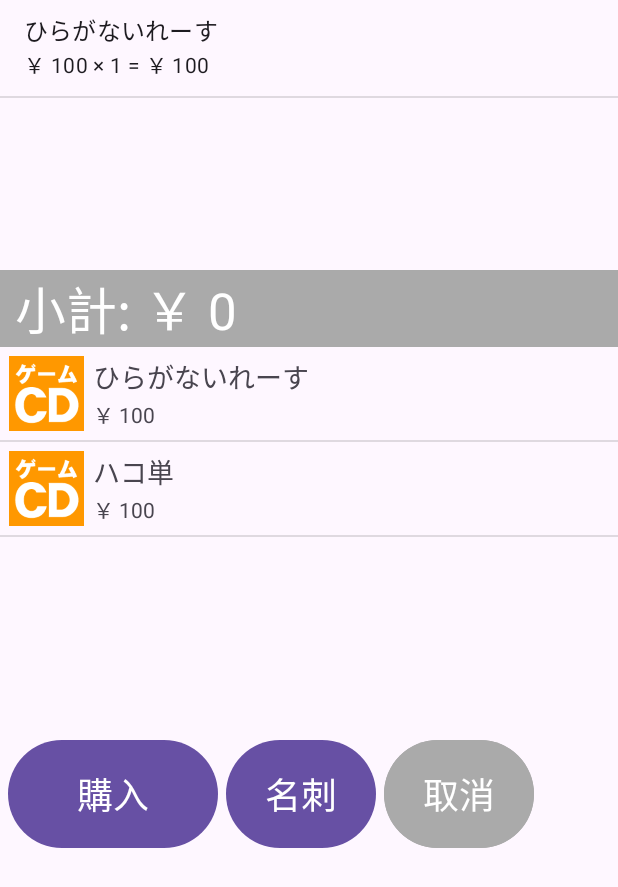
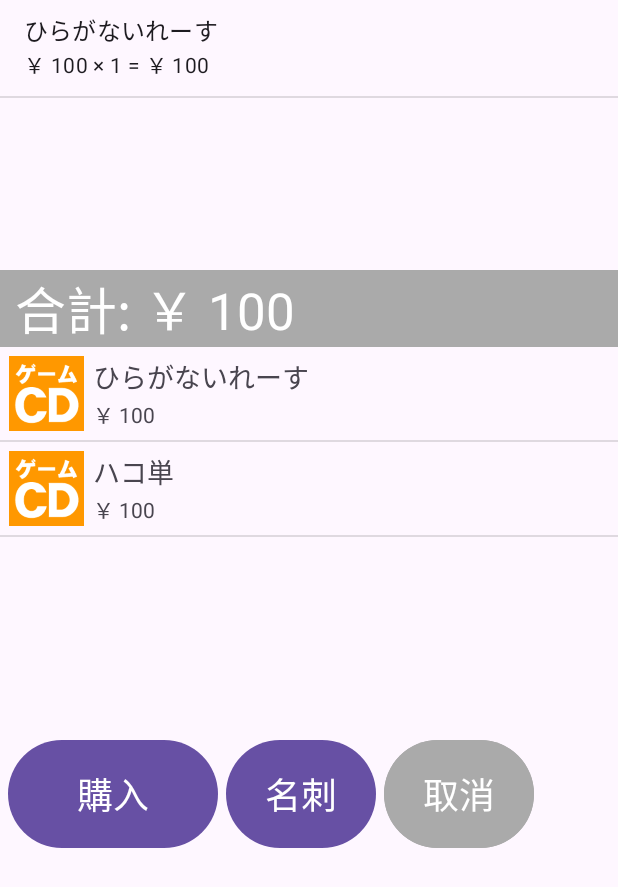
Before and after one commit to arkwnet/c102, an Android app: the screen it shows after launch (MainActivity), after a tap on "ひらがないれーす", on a phone screen of 412 x 824 dp. Shown: the top 887 px of the screen. Run offline under Robolectric (Android 15) with nearby library versions, the phone set to English and light mode, and no system bars.

Commit message:
ALPS-FE: Update total price in touch event

```diff
--- a/ALPS-FE/app/src/main/java/jp/arkw/alps/fe/MainActivity.java
+++ b/ALPS-FE/app/src/main/java/jp/arkw/alps/fe/MainActivity.java
@@ -14,8 +14,10 @@ import java.util.HashMap;
 import java.util.Map;
 
 public class MainActivity extends AppCompatActivity {
-    private ArrayList<Item> items = new ArrayList<Item>();
+    private ArrayList<Item> items = new ArrayList<>();
     private ArrayList<Map<String, String>> listSelect = new ArrayList<>();
+    private SimpleAdapter simpleAdapter;
+    private TextView textView;
     private int total = 0;
 
     @Override
@@ -23,19 +25,18 @@ public class MainActivity extends AppCompatActivity {
         super.onCreate(savedInstanceState);
         setContentView(R.layout.activity_main);
 
-        TextView textView = findViewById(R.id.text_view);
-        textView.setText("小計: ￥ " + total);
         items.add(new Item("ひらがないれーす", 100, R.drawable.gamecd));
         items.add(new Item("ハコ単", 100, R.drawable.gamecd));
 
-        SimpleAdapter simpleAdapter = new SimpleAdapter(
-                this,
-                listSelect,
-                android.R.layout.simple_list_item_2,
-                new String[] {"name", "detail"},
-                new int[] {android.R.id.text1, android.R.id.text2}
+        textView = findViewById(R.id.text_view);
+        ListView listViewSelect = findViewById(R.id.list_select);
+        simpleAdapter = new SimpleAdapter(
+            this,
+            listSelect,
+            android.R.layout.simple_list_item_2,
+            new String[] {"name", "detail"},
+            new int[] {android.R.id.text1, android.R.id.text2}
         );
-        ListView listViewSelect = findViewById(R.id.list_select);
         listViewSelect.setAdapter(simpleAdapter);
 
         ArrayList<Map<String, Object>> listItem = new ArrayList<>();
@@ -59,14 +60,16 @@ public class MainActivity extends AppCompatActivity {
             @Override
             public void onItemClick(AdapterView<?> adapterView, View view, int index, long l) {
                 items.get(index).setQuantity(items.get(index).getQuantity() + 1);
-                updateListSelect();
-                simpleAdapter.notifyDataSetChanged();
+                update();
             }
         });
+
+        update();
     }
 
-    private void updateListSelect() {
+    private void update() {
         listSelect.clear();
+        total = 0;
         for (int i = 0; i < items.size(); i++) {
             Item item = items.get(i);
             if (item.getQuantity() >= 1) {
@@ -75,7 +78,10 @@ public class MainActivity extends AppCompatActivity {
                 map.put("name", item.getName());
                 map.put("detail", "￥ " + item.getPrice() + " × " + item.getQuantity() + " = ￥ " + subtotal);
                 listSelect.add(map);
+                total += subtotal;
             }
         }
+        simpleAdapter.notifyDataSetChanged();
+        textView.setText("合計: ￥ " + total);
     }
 }
```
